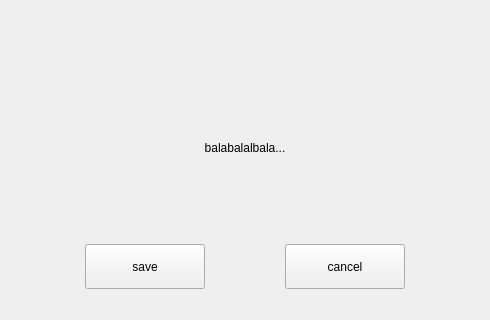
openeuler-mirror/kiran-control-panel, file src/pages/biometric-input-dialog/fingerprint-input-dialog/fingerprint-input-dialog.ui: the form before one commit; both pictures show x 0 to 490 and y 180 to 500 of the 490 by 500 pixel window.
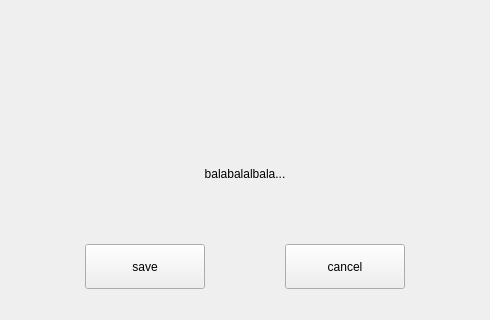
The form after the commit. Custom widgets are drawn as their Qt base class.

Commit message:
feature(style): update ui style
-  更新界面样式

Patch:
```diff
--- a/src/pages/biometric-input-dialog/fingerprint-input-dialog/fingerprint-input-dialog.ui
+++ b/src/pages/biometric-input-dialog/fingerprint-input-dialog/fingerprint-input-dialog.ui
@@ -37,14 +37,14 @@
      </property>
      <property name="minimumSize">
       <size>
-       <width>220</width>
-       <height>220</height>
+       <width>274</width>
+       <height>274</height>
       </size>
      </property>
      <property name="maximumSize">
       <size>
-       <width>220</width>
-       <height>220</height>
+       <width>274</width>
+       <height>260</height>
       </size>
      </property>
      <layout class="QHBoxLayout" name="horizontalLayout_2"/>
```
The commit also changes 7 other files.
